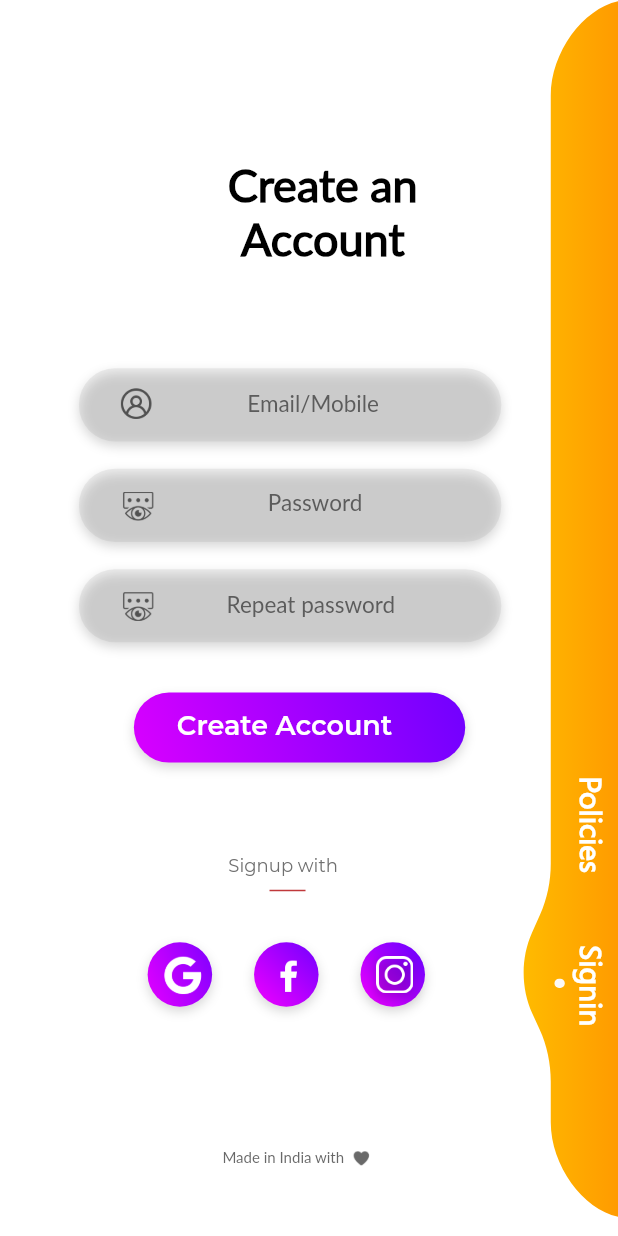
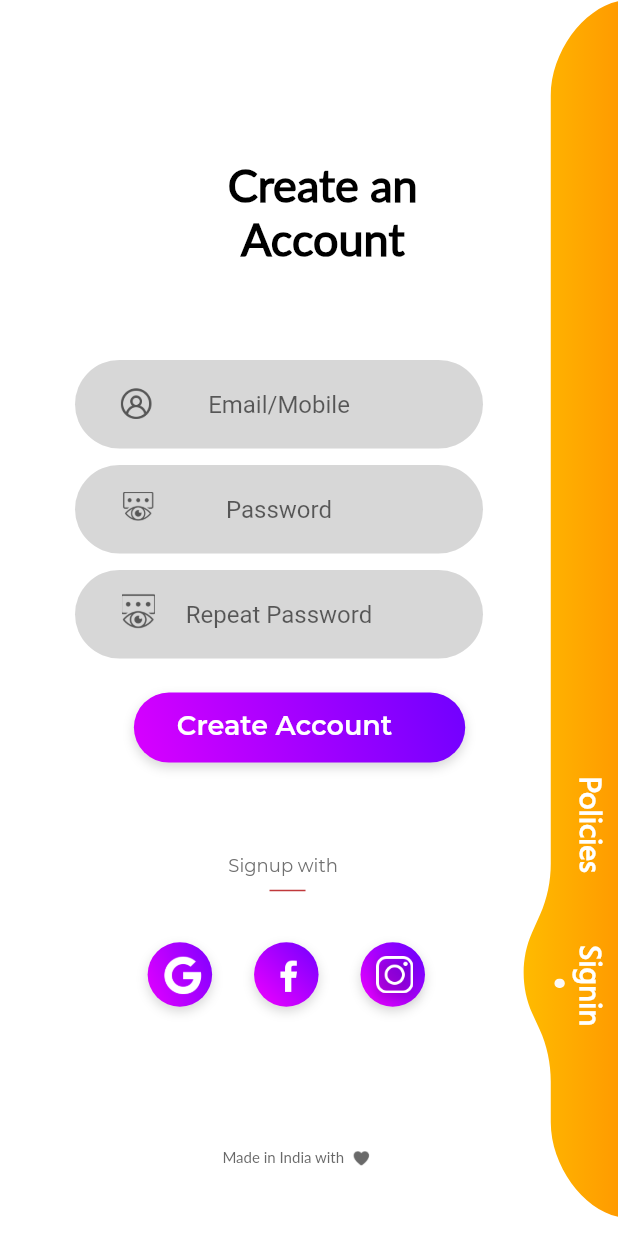
Before and after one commit to MohithSarvepalli/SIGN-in-UI, a Flutter app: the screen it shows after launch, on a phone screen of 412 x 824 dp. Run offline on Flutter 3.47's test engine with Material 2 defaults, Android fonts, the phone set to English and light mode, and no system bars; our stand-ins replace flutter_screenutil, flutter_svg; missing offline and left inert: adobe_xd.

Commit message:
Update Signup.dart

```diff
--- a/lib/views/Signup.dart
+++ b/lib/views/Signup.dart
@@ -139,103 +139,76 @@ class Signup extends StatelessWidget {
               allowDrawingOutsideViewBox: true,
             ),
           ),
-          Transform.translate(
-            offset: Offset(46.w, 308.h),
-            child:
-                // Adobe XD layer: 'Rectangle' (shape)
-                Container(
-              width: 246.w,
-              height: 48.h,
-              decoration: BoxDecoration(
-                borderRadius: BorderRadius.circular(24.0),
-                color: const Color(0x21838383),
-                boxShadow: [
-                  BoxShadow(
-                    color: const Color(0x29000000),
-                    offset: Offset(0.w, 3.h),
-                    blurRadius: 6,
+
+
+          new Container(
+            margin:
+                EdgeInsets.only(top: 240.0, left: 50, right: 90, bottom: 90),
+            child: Material(
+                borderRadius: BorderRadius.circular(40.0),
+                color: Colors.grey[300],
+                elevation: 0.0,
+                child: TextFormField(
+                    textAlign: TextAlign.center,
+                    decoration: InputDecoration(
+
+                      enabledBorder: OutlineInputBorder(
+                          borderSide: BorderSide(color:Colors.transparent),
+                          borderRadius: BorderRadius.circular(50)),
+                      focusedBorder: OutlineInputBorder(
+                        borderSide: BorderSide(color: Colors.transparent),
+                        borderRadius: BorderRadius.circular(50),
                       ),
-                ],
+                      hintText: 'Email/Mobile',
+                      filled: true,
+                    ))
                     ),
           ),
+          new Container(
+            margin:
+                EdgeInsets.only(top: 310.0, left: 50, right: 90, bottom: 90),
+            child: Material(
+                borderRadius: BorderRadius.circular(40.0),
+                color: Colors.grey[300],
+                elevation: 0.0,
+                child: TextFormField(
+                    textAlign: TextAlign.center,
+                    decoration: InputDecoration(
+
+                      enabledBorder: OutlineInputBorder(
+                          borderSide: BorderSide(color:Colors.transparent),
+                          borderRadius: BorderRadius.circular(50)),
+                      focusedBorder: OutlineInputBorder(
+                        borderSide: BorderSide(color: Colors.transparent),
+                        borderRadius: BorderRadius.circular(50),
                       ),
-          Transform.translate(
-            offset: Offset(46.w, 242.h),
-            child:
-                // Adobe XD layer: 'Rectangle' (shape)
-                Container(
-              width: 246.w,
-              height: 48.h,
-              decoration: BoxDecoration(
-                borderRadius: BorderRadius.circular(24.0),
-                color: const Color(0x21838383),
-                boxShadow: [
-                  BoxShadow(
-                    color: const Color(0x29000000),
-                    offset: Offset(0.w, 3.h),
-                    blurRadius: 6,
-                  ),
-                ],
+                      hintText: 'Password',
+                      filled: true,
+                    ))
                     ),
           ),
+
+          new Container(
+            margin:
+                EdgeInsets.only(top: 380.0, left: 50, right: 90, bottom: 90),
+            child: Material(
+                borderRadius: BorderRadius.circular(40.0),
+                color: Colors.grey[300],
+                elevation: 0.0,
+                child: TextFormField(
+                    textAlign: TextAlign.center,
+                    decoration: InputDecoration(
+
+                      enabledBorder: OutlineInputBorder(
+                          borderSide: BorderSide(color:Colors.transparent),
+                          borderRadius: BorderRadius.circular(50)),
+                      focusedBorder: OutlineInputBorder(
+                        borderSide: BorderSide(color: Colors.transparent),
+                        borderRadius: BorderRadius.circular(50),
                       ),
-          Transform.translate(
-            offset: Offset(144.w, 245.h),
-            child: Text(
-              'Email/Mobile',
-              style: TextStyle(
-                fontFamily: 'Lato',
-                fontSize: 15,
-                color: const Color(0xff5c5c5c),
-                height: 2.1333333333333333,
-              ),
-              textAlign: TextAlign.left,
-            ),
-          ),
-          Transform.translate(
-            offset: Offset(156.w, 310.h),
-            child: Text(
-              'Password',
-              style: TextStyle(
-                fontFamily: 'Lato',
-                fontSize: 15,
-                color: const Color(0xff5c5c5c),
-                height: 2.1333333333333333,
-              ),
-              textAlign: TextAlign.left,
-            ),
-          ),
-          Transform.translate(
-            offset: Offset(46.w, 374.h),
-            child:
-                // Adobe XD layer: 'Rectangle' (shape)
-                Container(
-              width: 246.w,
-              height: 48.h,
-              decoration: BoxDecoration(
-                borderRadius: BorderRadius.circular(24.0),
-                color: const Color(0x21838383),
-                boxShadow: [
-                  BoxShadow(
-                    color: const Color(0x29000000),
-                    offset: Offset(0.w, 3.h),
-                    blurRadius: 6,
-                  ),
-                ],
-              ),
-            ),
-          ),
-          Transform.translate(
-            offset: Offset(132.w, 377.h),
-            child: Text(
-              'Repeat password',
-              style: TextStyle(
-                fontFamily: 'Lato',
-                fontSize: 15,
-                color: const Color(0xff5c5c5c),
-                height: 2.1333333333333333,
-              ),
-              textAlign: TextAlign.left,
+                      hintText: 'Repeat Password',
+                      filled: true,
+                    ))
                     ),
           ),
           Transform.translate(
@@ -483,7 +456,7 @@ class Signup extends StatelessWidget {
                 // Adobe XD layer: 'icons8-show-passwor…' (shape)
                 Container(
               width: 19.w,
-              height: 19.h,
+              height: 25.h,
               decoration: BoxDecoration(
                 image: DecorationImage(
                   image: const AssetImage('assets/images/PasswordIcon.png'),
```
Lines whose indentation alone changed are shown as unchanged.
